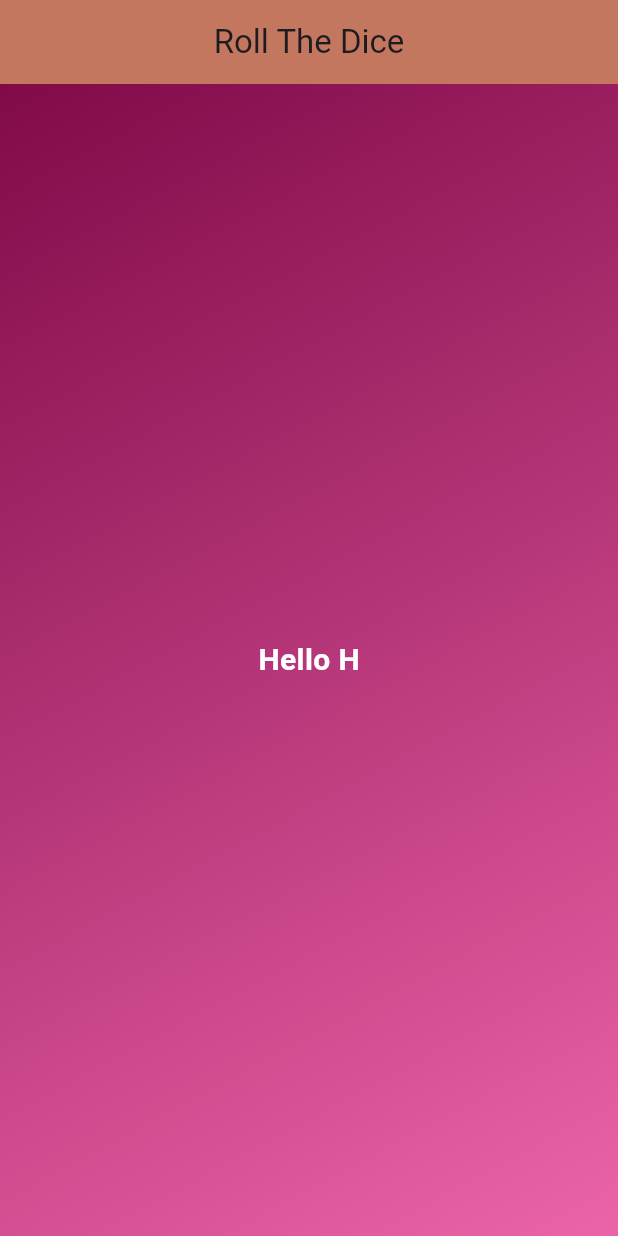
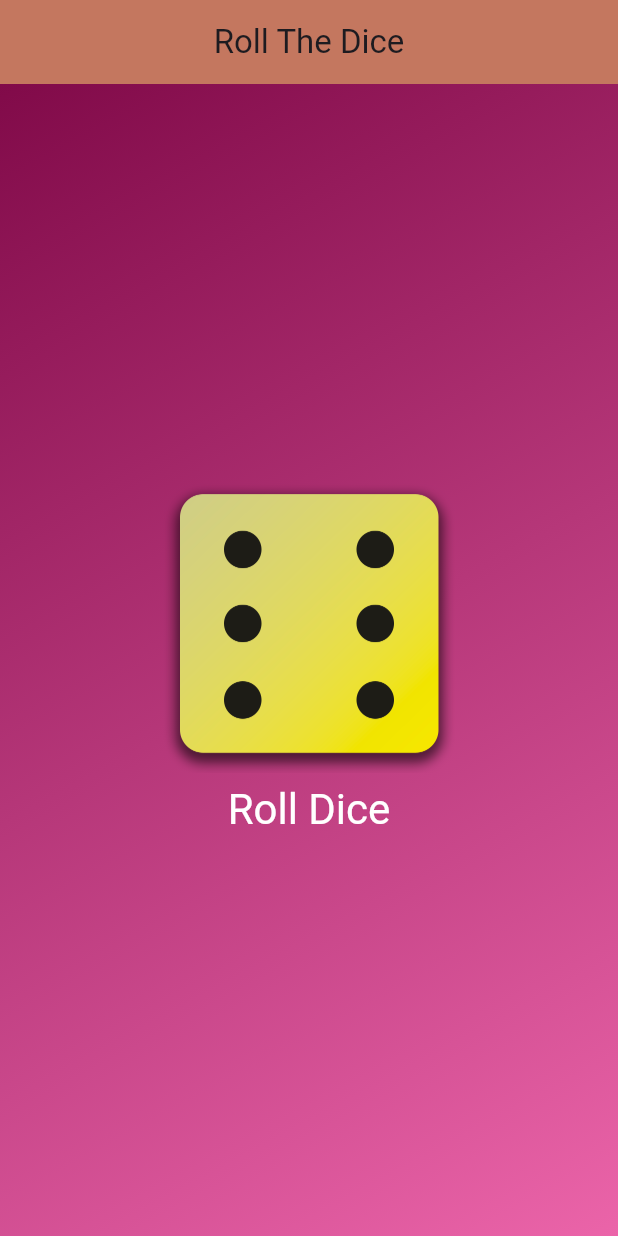
Before and after one commit to Saimur88/Roll_Dice, a Flutter app: the screen it shows after launch, on a phone screen of 412 x 824 dp. Run offline on Flutter 3.47's test engine with Material 3 defaults, Android fonts, the phone set to English and light mode, and no system bars.

Commit message:
Added Dice Imasge and Roll Burtton

```diff
--- a/lib/gradient_container.dart
+++ b/lib/gradient_container.dart
@@ -18,7 +18,18 @@ class GradiantContainer extends StatelessWidget{
         ),
       ),
       child:Center(
-        child: StyledText("Hello H"),
+        child: Column(
+          mainAxisSize: MainAxisSize.min,
+          children: [
+            Image.asset('assets/images/dice-6.png',width: 200,),
+            TextButton(
+              onPressed: (){},
+              style: TextButton.styleFrom(
+                  foregroundColor: Colors.white,
+                  textStyle: TextStyle(fontSize: 28)),
+              child: const Text("Roll Dice"),)
+          ],
+        ),
       ),
     );
   }
```
